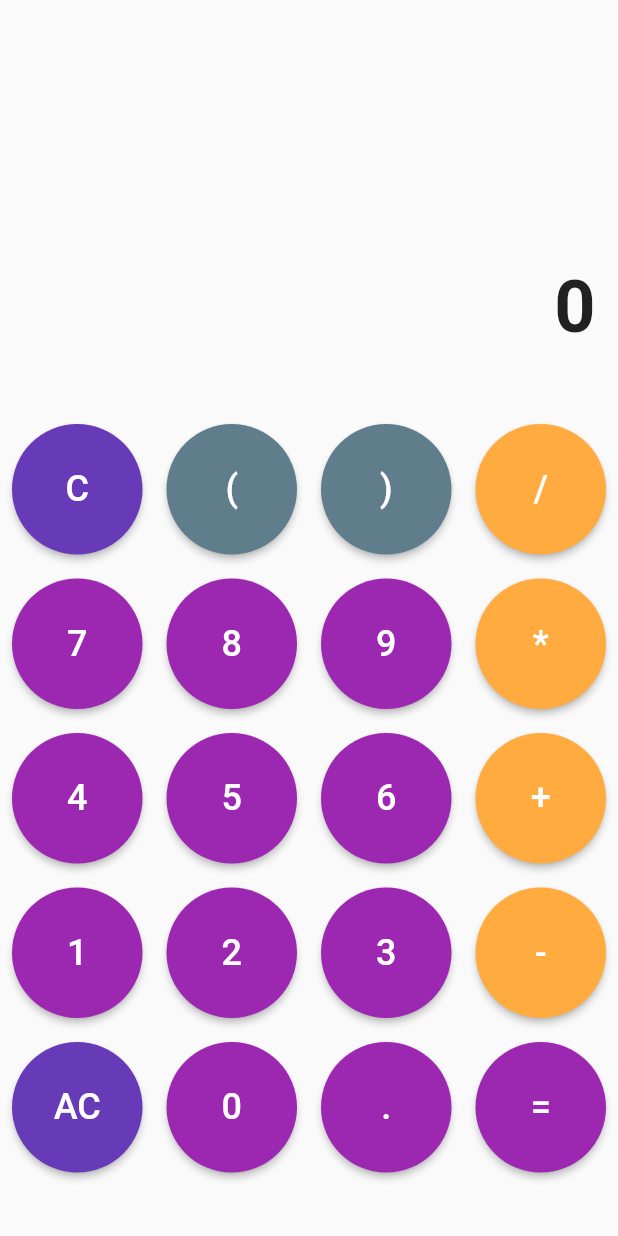
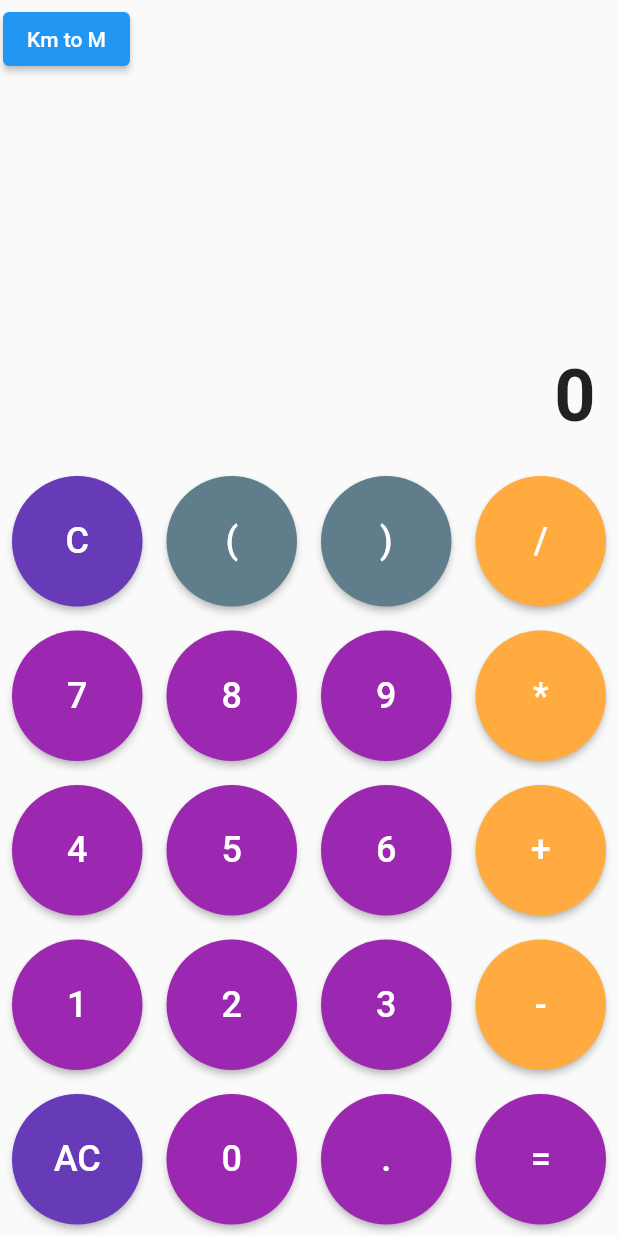
Before and after one commit to galrina/calcul, a Flutter app: the screen it shows after launch, on a phone screen of 412 x 824 dp. Run offline on Flutter 3.47's test engine with Material 2 defaults, Android fonts, the phone set to English and light mode, and no system bars; our stand-ins replace math_expressions.

```diff
--- a/lib/main.dart
+++ b/lib/main.dart
@@ -1,4 +1,5 @@
-import 'package:calcul/calcul-ui.dart';
+import 'package:calcul/pages/calcul.dart';
+import 'package:calcul/pages/convert.dart';
 import 'package:flutter/material.dart';
 
 void main() {
@@ -10,11 +11,11 @@ class MyApp extends StatelessWidget {
 
   // This widget is the root of your application.
   @override
-  Widget build(BuildContext context) {
+   Widget build(BuildContext context) {
     return MaterialApp(
-      title: 'Calcul App',
+      title: 'Flutter Demo',
       theme: ThemeData(
-        primarySwatch: Colors.teal,
+        primarySwatch: Colors.blue,
       ),
       home: Calculator(),
     );
--- a/lib/calcul-ui.dart
+++ b/lib/pages/calcul.dart
@@ -1,7 +1,10 @@
+import 'package:calcul/pages/convert.dart';
 import 'package:flutter/material.dart';
 import 'package:math_expressions/math_expressions.dart';
 
 class Calculator extends StatefulWidget {
+  const Calculator({super.key});
+
   @override
   State<Calculator> createState() => _CalculatorState();
 }
@@ -36,20 +39,51 @@ class _CalculatorState extends State<Calculator> {
     return SafeArea(
       child: Scaffold(
         body: Column(
+
           children: [
+
+            Padding(
+            padding: const EdgeInsets.all(2.0),
+            child: Align(
+              alignment: Alignment.topLeft,
+              child: ElevatedButton(
+                onPressed: (){
+                  Navigator.push(
+                    context,
+                     MaterialPageRoute(builder: (context)=> ConverterPage()),
+                     );
+                },
+
+                child: const Text('Km to M'),
+              ),
+            ),
+          ),
+
             Flexible(flex: 2, child: resultWidget()),
             Expanded(flex: 4, child: _buttons()),
+
           ],
       ),
     ),
     );
   }
 
+
+
+
   Widget resultWidget() {
-    return Column(
+    return
+    Column(
       mainAxisSize: MainAxisSize.max,
       mainAxisAlignment: MainAxisAlignment.spaceAround,
       children: [
+        Container(padding: const EdgeInsets.all(20),
+          alignment: Alignment.topLeft,
+          child: Text(
+            statement,
+            style: const TextStyle(fontSize: 32),
+            ),
+        ),
         Container(
           padding: const EdgeInsets.all(20),
           alignment: Alignment.centerRight,
```
Also changed, not shown: lib/pages/convert.dart (added, +58 -0 lines). Lines whose indentation alone changed are shown as unchanged.
